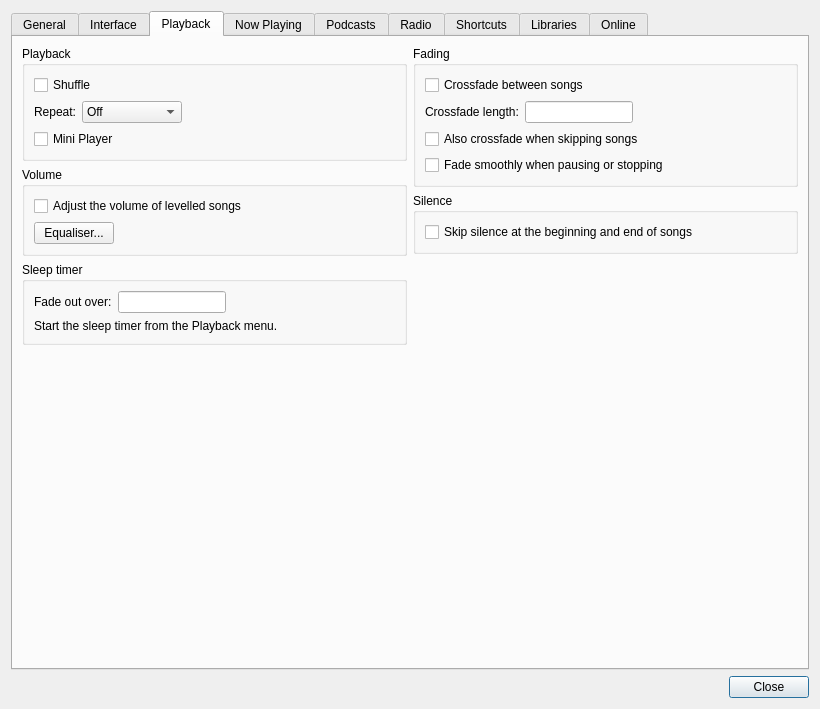
Above: ui/settings.ui from music-hive-dev/MusicHive before the change. Below: the same form after it.
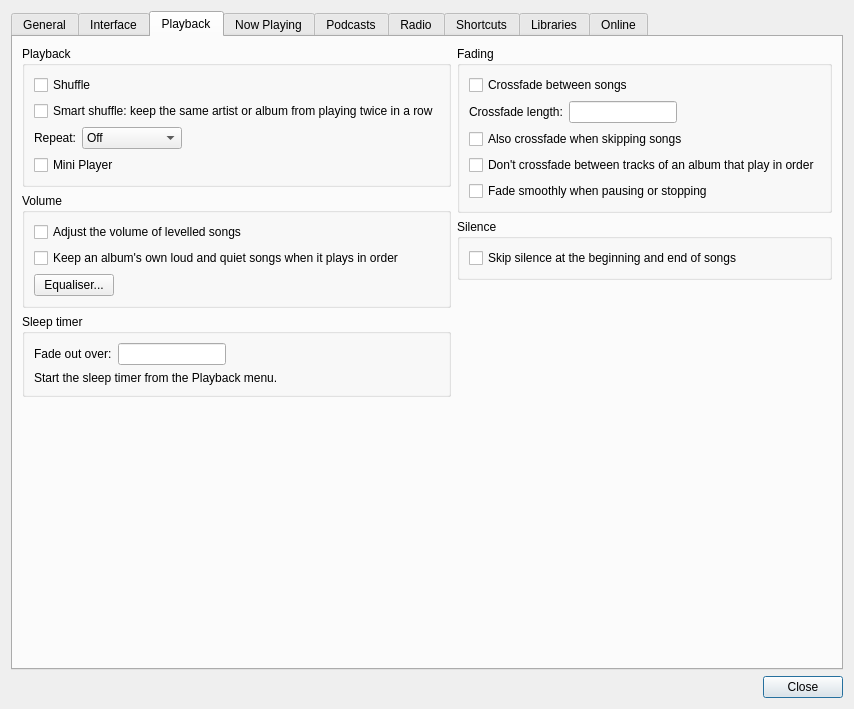
That is the form after the change. The open tabs and pages were chosen to show the change. Icons and pictures are not drawn.

Commit message: Undo for tag changes, smart shuffle, album playback, coloured headers, new screenshots; version 1.7.0

What changed in the file:
```diff
--- a/ui/settings.ui
+++ b/ui/settings.ui
@@ -447,14 +447,24 @@
               </property>
              </widget>
             </item>
-            <item row="1" column="0">
+            <item row="1" column="0" colspan="2">
+             <widget class="QCheckBox" name="playbackSmartShuffle">
+              <property name="text">
+               <string>Smart shuffle: keep the same artist or album from playing twice in a row</string>
+              </property>
+              <property name="toolTip">
+               <string>The order stays random, but songs by one artist or from one album are spread out. When a list holds little else, they still follow each other.</string>
+              </property>
+             </widget>
+            </item>
+            <item row="2" column="0">
              <widget class="QLabel" name="playbackRepeatLabel">
               <property name="text">
                <string>Repeat:</string>
               </property>
              </widget>
             </item>
-            <item row="1" column="1">
+            <item row="2" column="1">
              <widget class="QComboBox" name="playbackRepeat">
               <item>
                <property name="text">
@@ -473,7 +483,7 @@
               </item>
              </widget>
             </item>
-            <item row="2" column="0" colspan="2">
+            <item row="3" column="0" colspan="2">
              <widget class="QCheckBox" name="playbackMiniPlayer">
               <property name="text">
                <string>Mini Player</string>
@@ -500,6 +510,16 @@
              </widget>
             </item>
             <item row="1" column="0" colspan="2">
+             <widget class="QCheckBox" name="soundAlbumVolume">
+              <property name="text">
+               <string>Keep an album's own loud and quiet songs when it plays in order</string>
+              </property>
+              <property name="toolTip">
+               <string>When the song before or after is the neighbouring track of the same album, the whole album gets one volume, from its album ReplayGain tag or worked out from its songs. Shuffled and mixed songs keep a volume of their own.</string>
+              </property>
+             </widget>
+            </item>
+            <item row="2" column="0" colspan="2">
              <layout class="QHBoxLayout" name="soundEqualiserRow">
               <item>
                <widget class="QPushButton" name="soundEqualiserButton">
@@ -665,6 +685,16 @@
              </widget>
             </item>
             <item row="3" column="0" colspan="2">
+             <widget class="QCheckBox" name="soundNoCrossfadeInAlbum">
+              <property name="text">
+               <string>Don't crossfade between tracks of an album that play in order</string>
+              </property>
+              <property name="toolTip">
+               <string>For albums whose songs run into each other. Other songs still crossfade.</string>
+              </property>
+             </widget>
+            </item>
+            <item row="4" column="0" colspan="2">
              <widget class="QCheckBox" name="soundFadeOnPause">
               <property name="text">
                <string>Fade smoothly when pausing or stopping</string>
```
The commit also changes 32 other files.
